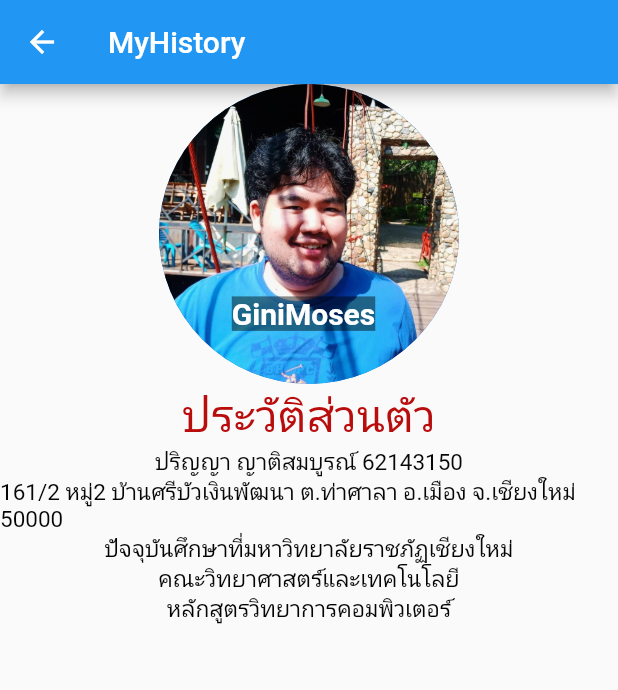
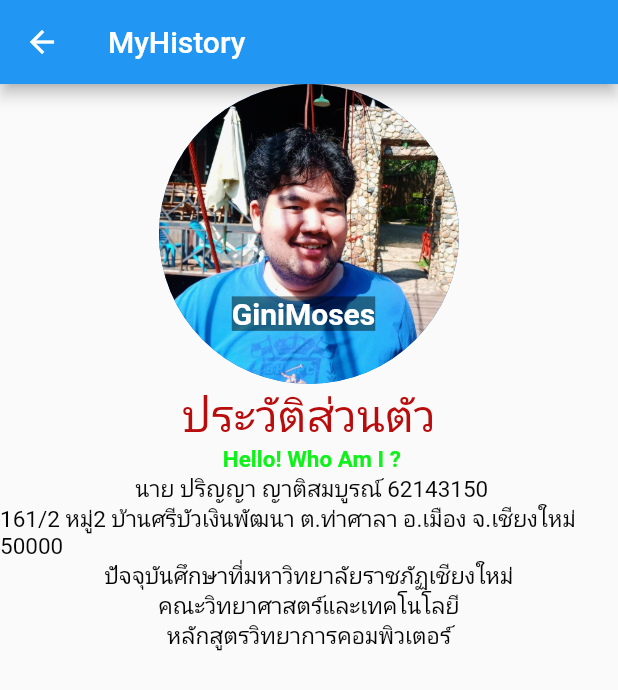
Before and after one commit to GiniMoses/newpopbugflutter, a Flutter app: the MyProfile screen opened directly, on a phone screen of 412 x 824 dp. Shown: the top 690 px of the screen. Run offline on Flutter 3.47's test engine with Material 2 defaults, Android fonts, the phone set to English and light mode, and no system bars; missing offline and left inert: dart:html.

Commit message:
update flutter learning

```diff
--- a/lib/historyscreen.dart
+++ b/lib/historyscreen.dart
@@ -43,7 +43,14 @@ class MyProfile extends StatelessWidget {
                         fontSize: 30, color: Color.fromARGB(255, 185, 13, 13)),
                   ),
                   const Text(
-                    "ปริญญา ญาติสมบูรณ์ 62143150",
+                    " Hello! Who Am I ?",
+                    style: TextStyle(
+                        fontSize: 15,
+                        fontWeight: FontWeight.bold,
+                        color: Color.fromARGB(255, 16, 241, 27)),
+                  ),
+                  const Text(
+                    " นาย ปริญญา ญาติสมบูรณ์ 62143150",
                     style: TextStyle(
                         fontSize: 15, color: Color.fromARGB(255, 7, 7, 7)),
                   ),
```
